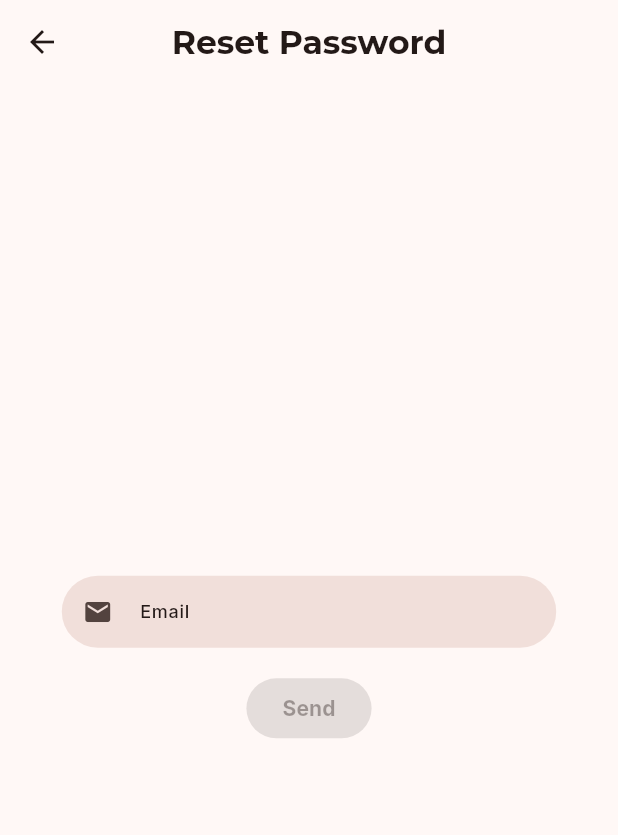
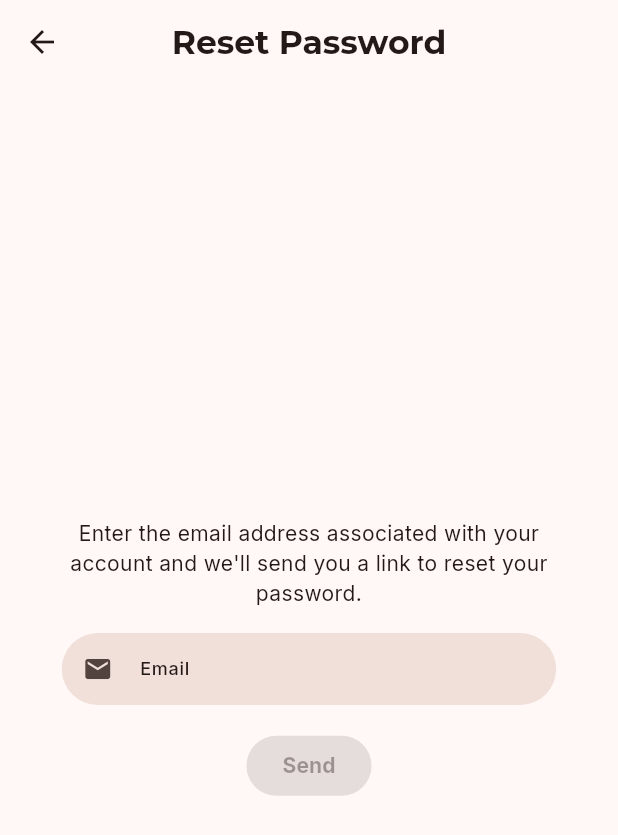
Before and after one commit to Keriw01/rallytics, a Flutter app: the screen it shows after launch, after a tap on "Forgot your password?", on a phone screen of 412 x 824 dp. Shown: the top 835 px of the screen. Run offline on Flutter 3.47's test engine with Material 3 defaults, Android fonts, the phone set to English and light mode, and no system bars; our stand-ins replace firebase_auth, firebase_core, firebase_crashlytics, flutter_bloc, flutter_svg, font_awesome_flutter and 7 more; missing offline and left inert: flutter_facebook_auth; accounts and stored records are empty; generated files the repository leaves out were written again.

Commit message:
feat(auth): add email verification

```diff
--- a/lib/core/router/app_router.dart
+++ b/lib/core/router/app_router.dart
@@ -6,6 +6,7 @@ import 'package:rallytics/features/auth/presentation/bloc/auth_bloc.dart';
 import 'package:rallytics/features/auth/presentation/pages/login_screen.dart';
 import 'package:rallytics/features/auth/presentation/pages/register_screen.dart';
 import 'package:rallytics/features/auth/presentation/pages/reset_password_screen.dart';
+import 'package:rallytics/features/auth/presentation/pages/verify_email_screen.dart';
 import 'package:rallytics/features/live_score/presentation/pages/live_score_screen.dart';
 
 GoRouter configureRouter(AuthBloc authBloc) {
@@ -21,7 +22,12 @@ GoRouter configureRouter(AuthBloc authBloc) {
         '/login/reset_password',
       ];
 
-      final bool loggedIn = authState.map(
+      final bool isVerified = authState.maybeWhen(
+        authenticated: (user) => user.isEmailVerified,
+        orElse: () => false,
+      );
+
+      final bool isLoggedIn = authState.map(
         initial: (_) => false,
         loading: (_) => false,
         authenticated: (_) => true,
@@ -30,15 +36,27 @@ GoRouter configureRouter(AuthBloc authBloc) {
         error: (_) => false,
       );
 
-      final bool isGoingToPublicRoute = publicRoutes.contains(
-        state.matchedLocation,
-      );
+      final currentLocation = state.matchedLocation;
+      final isGoingToPublicRoute = publicRoutes.contains(currentLocation);
+      final isAtVerifyScreen = currentLocation == '/verify-email';
 
-      if (!loggedIn && !isGoingToPublicRoute) {
+      if (isAtVerifyScreen) {
+        if (isVerified) return '/';
+
+        if (!isLoggedIn) return '/login';
+
+        return null;
+      }
+
+      if (isLoggedIn && !isVerified) {
+        return '/verify-email';
+      }
+
+      if (!isLoggedIn && !isGoingToPublicRoute) {
         return '/login';
       }
 
-      if (loggedIn && isGoingToPublicRoute) {
+      if (isLoggedIn && isVerified && isGoingToPublicRoute) {
         return '/';
       }
 
@@ -65,6 +83,12 @@ GoRouter configureRouter(AuthBloc authBloc) {
       ),
 
       GoRoute(
+        path: '/verify-email',
+        name: 'verify_email',
+        builder: (context, state) => const VerifyEmailScreen(),
+      ),
+
+      GoRoute(
         path: '/',
         name: 'live_score',
         builder: (context, state) => const LiveScoreScreen(),
--- a/lib/features/auth/domain/repositories/auth_repository.dart
+++ b/lib/features/auth/domain/repositories/auth_repository.dart
@@ -18,5 +18,7 @@ abstract class AuthRepository {
 
   Future<void> sendPasswordResetEmail(String email);
 
+  Future<void> sendEmailVerification();
+
   Future<void> signOut();
 }
--- /dev/null
+++ b/lib/features/auth/domain/usecases/send_email_verification_usecase.dart
@@ -0,0 +1,15 @@
+import 'package:injectable/injectable.dart';
+import 'package:rallytics/core/usecases/usecase.dart';
+import 'package:rallytics/features/auth/domain/repositories/auth_repository.dart';
+
+@lazySingleton
+class SendEmailVerificationUseCase implements UseCase<void, NoParams> {
+  final AuthRepository _repository;
+
+  SendEmailVerificationUseCase(this._repository);
+
+  @override
+  Future<void> call(NoParams params) {
+    return _repository.sendEmailVerification();
+  }
+}
--- a/lib/features/auth/domain/usecases/sign_up_with_email_usecase.dart
+++ b/lib/features/auth/domain/usecases/sign_up_with_email_usecase.dart
@@ -4,15 +4,17 @@ import 'package:rallytics/core/error/exceptions.dart';
 import 'package:rallytics/core/usecases/usecase.dart';
 import 'package:rallytics/features/auth/domain/repositories/auth_repository.dart';
 import 'package:rallytics/features/auth/domain/usecases/params/sign_up_with_email_params.dart';
+import 'package:rallytics/features/auth/domain/usecases/send_email_verification_usecase.dart';
 
 @lazySingleton
 class SignUpWithEmailUseCase implements UseCase<void, SignUpParams> {
   final AuthRepository _repository;
+  final SendEmailVerificationUseCase _sendEmailVerificationUseCase;
 
-  SignUpWithEmailUseCase(this._repository);
+  SignUpWithEmailUseCase(this._repository, this._sendEmailVerificationUseCase);
 
   @override
-  Future<void> call(SignUpParams params) {
+  Future<void> call(SignUpParams params) async {
     if (params.email.isEmpty ||
         params.password.isEmpty ||
         params.confirmPassword.isEmpty) {
@@ -32,6 +34,8 @@ class SignUpWithEmailUseCase implements UseCase<void, SignUpParams> {
       throw ValidationException(code: ValidationErrorCode.passwordsDoNotMatch);
     }
 
-    return _repository.signUpWithEmail(params.email, params.password);
+    await _repository.signUpWithEmail(params.email, params.password);
+
+    await _sendEmailVerificationUseCase(NoParams());
   }
 }
--- a/lib/features/auth/presentation/bloc/auth_bloc.dart
+++ b/lib/features/auth/presentation/bloc/auth_bloc.dart
@@ -8,6 +8,7 @@ import 'package:rallytics/features/auth/domain/usecases/get_auth_state_changes_u
 import 'package:rallytics/features/auth/domain/usecases/params/send_password_reset_email_params.dart';
 import 'package:rallytics/features/auth/domain/usecases/params/sign_in_with_email_params.dart';
 import 'package:rallytics/features/auth/domain/usecases/params/sign_up_with_email_params.dart';
+import 'package:rallytics/features/auth/domain/usecases/send_email_verification_usecase.dart';
 import 'package:rallytics/features/auth/domain/usecases/send_password_reset_email_usecase.dart';
 import 'package:rallytics/features/auth/domain/usecases/sign_in_with_email_usecase.dart';
 import 'package:rallytics/features/auth/domain/usecases/sign_in_with_facebook_usecase.dart';
@@ -34,6 +35,7 @@ class AuthBloc extends Bloc<AuthEvent, AuthState> {
   final SignInWithFacebookUseCase _signInWithFacebookUseCase;
   final SignInWithGitHubUseCase _signInWithGitHubUseCase;
   final SendPasswordResetEmailUseCase _sendPasswordResetEmailUseCase;
+  final SendEmailVerificationUseCase _sendEmailVerificationUseCase;
   final SignOutUseCase _signOutUseCase;
 
   StreamSubscription<UserEntity?>? _userSubscription;
@@ -46,6 +48,7 @@ class AuthBloc extends Bloc<AuthEvent, AuthState> {
     this._signInWithFacebookUseCase,
     this._signInWithGitHubUseCase,
     this._sendPasswordResetEmailUseCase,
+    this._sendEmailVerificationUseCase,
     this._signOutUseCase,
   ) : super(const AuthState.initial()) {
     _userSubscription = _getAuthStateChangesUseCase(NoParams()).listen((user) {
@@ -129,6 +132,14 @@ class AuthBloc extends Bloc<AuthEvent, AuthState> {
       }
     });
 
+    on<SendEmailVerificationRequested>((event, emit) async {
+      try {
+        await _sendEmailVerificationUseCase(NoParams());
+      } on AuthException catch (e) {
+        emit(AuthState.error(e.code));
+      }
+    });
+
     on<SignOutRequested>((event, emit) async {
       emit(const AuthState.loading());
       try {
--- a/lib/features/auth/presentation/bloc/auth_event.dart
+++ b/lib/features/auth/presentation/bloc/auth_event.dart
@@ -20,5 +20,7 @@ class AuthEvent with _$AuthEvent {
   const factory AuthEvent.signInWithGitHub() = SignInWithGitHubRequested;
   const factory AuthEvent.passwordResetRequested({required String email}) =
       PasswordResetRequested;
+  const factory AuthEvent.sendEmailVerificationRequested() =
+      SendEmailVerificationRequested;
   const factory AuthEvent.signOutRequested() = SignOutRequested;
 }
--- a/lib/features/auth/presentation/pages/reset_password_screen.dart
+++ b/lib/features/auth/presentation/pages/reset_password_screen.dart
@@ -98,6 +98,12 @@ class _ResetPasswordScreenState extends State<ResetPasswordScreen> {
         child: Column(
           mainAxisAlignment: MainAxisAlignment.center,
           children: [
+            Text(
+              S.of(context).resetPasswordInstruction,
+              textAlign: TextAlign.center,
+              style: Theme.of(context).textTheme.bodyMedium,
+            ),
+            SizedBox(height: screenHeight * 0.02),
             AuthTextField(
               controller: _emailController,
               isEmailField: true,
--- a/lib/l10n/app_localizations.dart
+++ b/lib/l10n/app_localizations.dart
@@ -143,7 +143,7 @@ abstract class AppLocalizations {
   /// No description provided for @signInButton.
   ///
   /// In en, this message translates to:
-  /// **'Sign in'**
+  /// **'Sign In'**
   String get signInButton;
 
   /// No description provided for @emailLabel.
@@ -191,7 +191,7 @@ abstract class AppLocalizations {
   /// No description provided for @signUpButton.
   ///
   /// In en, this message translates to:
-  /// **'Sign up'**
+  /// **'Sign Up'**
   String get signUpButton;
 
   /// No description provided for @signUpPrompt.
@@ -217,6 +217,36 @@ abstract class AppLocalizations {
   /// In en, this message translates to:
   /// **'If an account exists for that email, a password reset link has been sent.'**
   String get passwordResetEmailSentSuccess;
+
+  /// No description provided for @resetPasswordInstruction.
+  ///
+  /// In en, this message translates to:
+  /// **'Enter the email address associated with your account and we\'ll send you a link to reset your password.'**
+  String get resetPasswordInstruction;
+
+  /// No description provided for @verifyEmailTitle.
+  ///
+  /// In en, this message translates to:
+  /// **'Verify Your Email'**
+  String get verifyEmailTitle;
+
+  /// Message instructing the user to check their email.
+  ///
+  /// In en, this message translates to:
+  /// **'A verification link has been sent to {userEmail}. Please check your inbox and click the link to activate your account.'**
+  String verifyEmailMessage(String userEmail);
+
+  /// No description provided for @verifyEmailResendButton.
+  ///
+  /// In en, this message translates to:
+  /// **'Resend Email'**
+  String get verifyEmailResendButton;
+
+  /// Button text showing a countdown before the user can resend the email.
+  ///
+  /// In en, this message translates to:
+  /// **'Resend in {seconds}s'**
+  String verifyEmailResendButtonInSeconds(String seconds);
 
   /// No description provided for @authErrorEmailRequired.
   ///
--- a/lib/l10n/intl_en.arb
+++ b/lib/l10n/intl_en.arb
@@ -14,7 +14,7 @@
 
 
   "loginTitle": "Login",
-  "signInButton": "Sign in",
+  "signInButton": "Sign In",
   "emailLabel": "Email",
   "emailHint": "Enter your email address",
   "passwordLabel": "Password",
@@ -23,12 +23,37 @@
   "forgotPasswordButton": "Forgot your password?",
 
   "registerTitle": "Register",
-  "signUpButton": "Sign up",
+  "signUpButton": "Sign Up",
   "signUpPrompt": "Don't have an account?",
   "signInPrompt": "Already have an account?",
 
   "resetPasswordTitle": "Reset Password",
   "passwordResetEmailSentSuccess": "If an account exists for that email, a password reset link has been sent.",
+  "resetPasswordInstruction": "Enter the email address associated with your account and we'll send you a link to reset your password.",
+
+
+  "verifyEmailTitle": "Verify Your Email",
+  "verifyEmailMessage": "A verification link has been sent to {userEmail}. Please check your inbox and click the link to activate your account.",
+  "@verifyEmailMessage": {
+    "description": "Message instructing the user to check their email.",
+    "placeholders": {
+      "userEmail": {
+        "type": "String",
+        "example": "test@example.com"
+      }
+    }
+  },
+  "verifyEmailResendButton": "Resend Email",
+  "verifyEmailResendButtonInSeconds": "Resend in {seconds}s",
+  "@verifyEmailResendButtonInSeconds": {
+    "description": "Button text showing a countdown before the user can resend the email.",
+    "placeholders": {
+      "seconds": {
+        "type": "String",
+        "example": "59"
+      }
+    }
+  },
 
 
   "authErrorEmailRequired" : "Email is required.",
```
Also changed, not shown: lib/features/auth/data/datasources/auth_firebase_datasource.dart (+13 -0 lines), lib/features/auth/data/repositories/auth_repository_impl.dart (+14 -2 lines), lib/features/auth/presentation/pages/verify_email_screen.dart (added, +124 -0 lines), lib/l10n/app_localizations_en.dart (+22 -2 lines), lib/l10n/app_localizations_pl.dart (+20 -0 lines), lib/l10n/intl_pl.arb (+24 -0 lines), lib/core/di/injection.config.dart, lib/features/auth/presentation/bloc/auth_event.freezed.dart, lib/generated/intl/messages_en.dart, lib/generated/intl/messages_pl.dart, lib/generated/l10n.dart, 6 other files.
